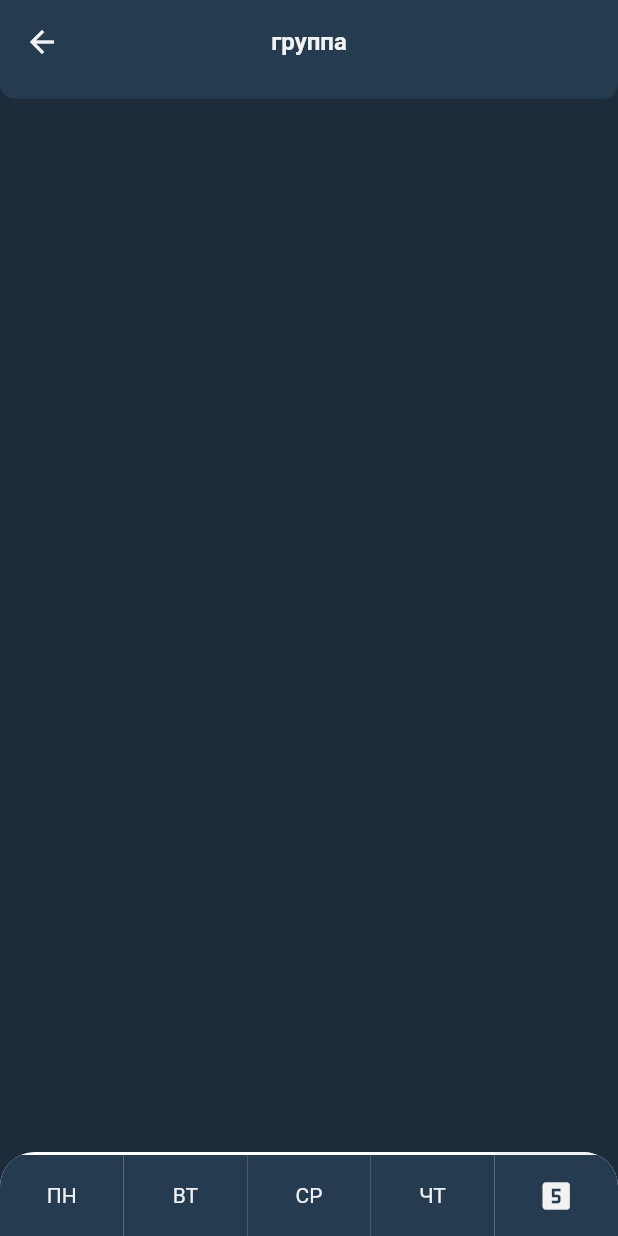
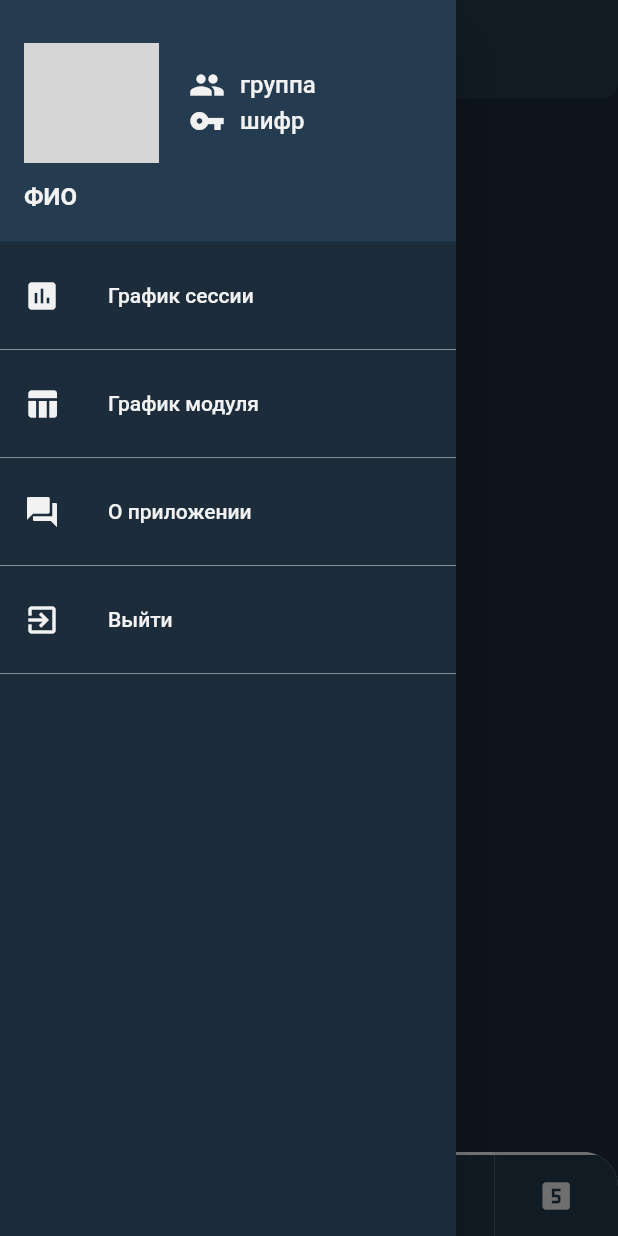
Before and after one commit to Jarkynbekbat/tizme, a Flutter app: the RaspPage screen opened by its route, with the side drawer open (before the commit the screen has no drawer), on a phone screen of 412 x 824 dp. Run offline on Flutter 3.47's test engine with Material 2 defaults, Android fonts, the phone set to English and light mode, and no system bars; drawn by our look-alikes of titled_navigation_bar; our stand-ins replace image_picker, shared_preferences, simple_animations, theme_provider; missing offline and left inert: easy_dialog, gradient_text; accounts and stored records are empty; network calls fail; grey boxes are pictures that could not be loaded.

Commit message:
Сделал навигационное меню

```diff
--- a/lib/models/rasp_model.dart
+++ b/lib/models/rasp_model.dart
@@ -3,6 +3,7 @@ import 'dart:convert';
 import 'package:flutter/cupertino.dart';
 import 'package:new_rasp_app/services/http/http_rasp_service.dart';
 import 'package:new_rasp_app/services/local/local_cypher_service.dart';
+import 'package:new_rasp_app/services/local/local_group_service.dart';
 
 RaspItem raspItemFromJson(String str) => RaspItem.fromJson(json.decode(str));
 String raspItemToJson(RaspItem data) => json.encode(data.toJson());
@@ -73,6 +74,7 @@ class RaspModel extends ChangeNotifier {
         .forEach((el) => this.all.add(RaspItem.fromJson(el)));
 
     group = jsonRasps.keys.first;
+    await LocalGroupService.setGroup(group);
     notifyListeners();
   }
 
--- a/lib/pages/rasp_page/rasp_page.dart
+++ b/lib/pages/rasp_page/rasp_page.dart
@@ -1,5 +1,6 @@
 import 'package:flutter/material.dart';
 import 'package:new_rasp_app/models/rasp_model.dart';
+import 'package:new_rasp_app/pages/rasp_page/views/navigation_drawer.dart';
 import 'package:new_rasp_app/pages/rasp_page/views/rasp_item_view.dart';
 import 'package:provider/provider.dart';
 import '../../helpers/screen.dart';
@@ -26,6 +27,7 @@ class _RaspPageState extends State<RaspPage>
     final raspModel = Provider.of<RaspModel>(context);
 
     return Scaffold(
+      drawer: NavigationDrawer(),
       appBar: PreferredSize(
         preferredSize: Size.fromHeight(Screen.heigth(context) * 0.08),
         child: ClipRRect(
@@ -43,7 +45,7 @@ class _RaspPageState extends State<RaspPage>
         return PageView(
           controller: pageController,
           onPageChanged: (index) => raspModel.setCurrent(index + 1),
-          children: List.generate(5, (index) {
+          children: List.generate(7, (index) {
             return Wrap(
               direction: Axis.vertical,
               children: List.generate(
--- /dev/null
+++ b/lib/pages/rasp_page/views/navigation_drawer.dart
@@ -0,0 +1,148 @@
+import 'package:flutter/material.dart';
+import 'package:new_rasp_app/models/auth_model.dart';
+import 'package:new_rasp_app/services/local/local_cypher_service.dart';
+import 'package:new_rasp_app/services/local/local_fio_service.dart';
+import 'package:new_rasp_app/services/local/local_group_service.dart';
+import 'package:provider/provider.dart';
+
+class NavigationDrawer extends StatefulWidget {
+  @override
+  _NavigationDrawerState createState() => _NavigationDrawerState();
+}
+
+class _NavigationDrawerState extends State<NavigationDrawer> {
+  List<Widget> getOption(String title, IconData iconData, Function onTab) {
+    return [
+      ListTile(
+        leading: Icon(
+          iconData,
+          color: Theme.of(context).iconTheme.color,
+        ),
+        title: Text(
+          '$title',
+          style: TextStyle(
+            color: Theme.of(context).iconTheme.color,
+          ),
+        ),
+        onTap: onTab,
+      ),
+      Divider(
+        color: Theme.of(context).iconTheme.color.withOpacity(0.5),
+      ),
+    ];
+  }
+
+  @override
+  Widget build(BuildContext context) {
+    return Drawer(
+      child: ListView(
+        padding: EdgeInsets.zero,
+        children: <Widget>[
+          DrawerHeader(
+            child: Column(
+                crossAxisAlignment: CrossAxisAlignment.start,
+                mainAxisAlignment: MainAxisAlignment.spaceEvenly,
+                children: [
+                  Row(
+                      crossAxisAlignment: CrossAxisAlignment.center,
+                      mainAxisAlignment: MainAxisAlignment.start,
+                      children: [
+                        Image.asset(
+                          './lib/assets/student.png',
+                          width: 90,
+                          height: 80,
+                        ),
+                        Column(
+                          crossAxisAlignment: CrossAxisAlignment.start,
+                          mainAxisAlignment: MainAxisAlignment.center,
+                          children: <Widget>[
+                            Row(children: [
+                              Padding(
+                                padding: EdgeInsets.only(right: 10, left: 20),
+                                child: Icon(
+                                  Icons.group,
+                                  color: Theme.of(context).iconTheme.color,
+                                ),
+                              ),
+                              FutureBuilder(
+                                  future: LocalGroupService.getGroup(),
+                                  builder: (BuildContext context,
+                                      AsyncSnapshot<String> snapshot) {
+                                    String group = snapshot.hasData
+                                        ? snapshot.data
+                                        : "группа";
+                                    return Text(
+                                      group,
+                                      style: TextStyle(
+                                        fontSize: 16,
+                                        color:
+                                            Theme.of(context).iconTheme.color,
+                                      ),
+                                    );
+                                  }),
+                            ]),
+                            Row(children: [
+                              Padding(
+                                padding: EdgeInsets.only(right: 10, left: 20),
+                                child: Icon(
+                                  Icons.vpn_key,
+                                  color: Theme.of(context).iconTheme.color,
+                                ),
+                              ),
+                              FutureBuilder(
+                                  future: LocalCypherService.getCypher(),
+                                  builder: (BuildContext context,
+                                      AsyncSnapshot<String> snapshot) {
+                                    String cypher = snapshot.hasData
+                                        ? snapshot.data
+                                        : "шифр";
+                                    return Text(
+                                      cypher,
+                                      style: TextStyle(
+                                        fontSize: 16,
+                                        color:
+                                            Theme.of(context).iconTheme.color,
+                                      ),
+                                    );
+                                  }),
+                            ]),
+                          ],
+                        ),
+                      ]),
+                  FutureBuilder(
+                    future: LocalFioService.getFio(),
+                    builder:
+                        (BuildContext context, AsyncSnapshot<String> snapshot) {
+                      String fio = snapshot.hasData ? snapshot.data : "ФИО";
+                      return Text(
+                        fio,
+                        style: TextStyle(
+                          fontSize: 16,
+                          color: Theme.of(context).textTheme.body1.color,
+                          fontWeight: FontWeight.bold,
+                        ),
+                      );
+                    },
+                  ),
+                ]),
+            decoration: BoxDecoration(
+              color: Theme.of(context).appBarTheme.color,
+              // color: Color(0xFFF4F5F9),
+            ),
+          ),
+          ...getOption('График сессии', Icons.insert_chart,
+              () => Navigator.pushNamed(context, '/session_graph')),
+          ...getOption('График модуля', Icons.table_chart,
+              () => Navigator.pushNamed(context, '/module_graph')),
+          ...getOption('О приложении', Icons.question_answer,
+              () => Navigator.pushNamed(context, '/about_app')),
+          ...getOption(
+              'Выйти',
+              Icons.exit_to_app,
+              () => Provider.of<AuthModel>(context, listen: false)
+                  .logOut(context)),
+        ],
+      ),
+    );
+  }
+}
--- a/lib/services/local/local_cypher_service.dart
+++ b/lib/services/local/local_cypher_service.dart
@@ -6,7 +6,7 @@ class LocalCypherService {
     return prefs.setString('cypher', cypher);
   }
 
-  static getCypher() async {
+  static Future<String> getCypher() async {
     SharedPreferences prefs = await SharedPreferences.getInstance();
     var cypher = prefs.getString('cypher');
     return cypher;
--- a/lib/services/local/local_fio_service.dart
+++ b/lib/services/local/local_fio_service.dart
@@ -6,7 +6,7 @@ class LocalFioService {
     return prefs.setString('fio', fio);
   }
 
-  static getFio() async {
+  static Future<String> getFio() async {
     SharedPreferences prefs = await SharedPreferences.getInstance();
     var fio = prefs.getString('fio');
     return fio;
--- a/lib/services/local/local_group_service.dart
+++ b/lib/services/local/local_group_service.dart
@@ -6,7 +6,7 @@ class LocalGroupService {
     return prefs.setString('group', group);
   }
 
-  static getGroup() async {
+  static Future<String> getGroup() async {
     SharedPreferences prefs = await SharedPreferences.getInstance();
     var group = prefs.getString('group');
     return group;
--- a/pubspec.yaml
+++ b/pubspec.yaml
@@ -4,7 +4,7 @@ description: A new Flutter project.
 version: 1.0.0+1
 
 environment:
-  sdk: ">=2.1.0 <3.0.0"
+  sdk: ">=2.2.2 <3.0.0"
 
 dependencies:
   flutter:
```
Also changed, not shown: lib/helpers/my_simple_dialog.dart (added, +55 -0 lines), lib/models/auth_model.dart (+14 -7 lines).
